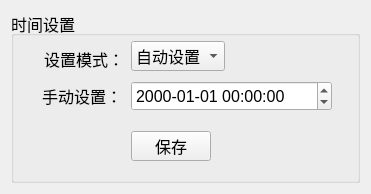
Before: the Qt Designer form BusBar-Qt/setting/setsystem/datetimesettingdlg.ui in luozhiyong131/BusBar, drawn with Qt 5.
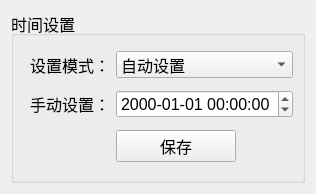
After: the same form once the commit is applied.

Patch:
```diff
--- a/BusBar-Qt/setting/setsystem/datetimesettingdlg.ui
+++ b/BusBar-Qt/setting/setsystem/datetimesettingdlg.ui
@@ -6,7 +6,7 @@
    <rect>
     <x>0</x>
     <y>0</y>
-    <width>371</width>
+    <width>316</width>
     <height>194</height>
    </rect>
   </property>
@@ -24,49 +24,9 @@
      <property name="title">
       <string>时间设置</string>
      </property>
-     <widget class="QLabel" name="label_4">
-      <property name="geometry">
-       <rect>
-        <x>10</x>
-        <y>70</y>
-        <width>101</width>
-        <height>30</height>
-       </rect>
-      </property>
-      <property name="font">
-       <font>
-        <pointsize>12</pointsize>
-       </font>
-      </property>
-      <property name="text">
-       <string>手动设置：</string>
-      </property>
-      <property name="alignment">
-       <set>Qt::AlignRight|Qt::AlignTrailing|Qt::AlignVCenter</set>
-      </property>
-     </widget>
-     <widget class="QDateTimeEdit" name="dateTimeEdit">
-      <property name="geometry">
-       <rect>
-        <x>120</x>
-        <y>70</y>
-        <width>201</width>
-        <height>30</height>
-       </rect>
-      </property>
-      <property name="displayFormat">
-       <string>yyyy-MM-dd hh:mm:ss</string>
-      </property>
-     </widget>
+     <layout class="QGridLayout" name="gridLayout">
+      <item row="0" column="0">
      <widget class="QLabel" name="label_3">
-      <property name="geometry">
-       <rect>
-        <x>12</x>
-        <y>33</y>
-        <width>101</width>
-        <height>30</height>
-       </rect>
-      </property>
       <property name="font">
        <font>
         <pointsize>12</pointsize>
@@ -79,15 +39,9 @@
        <set>Qt::AlignRight|Qt::AlignTrailing|Qt::AlignVCenter</set>
       </property>
      </widget>
+      </item>
+      <item row="0" column="1">
      <widget class="QComboBox" name="comboBox">
-      <property name="geometry">
-       <rect>
-        <x>120</x>
-        <y>30</y>
-        <width>94</width>
-        <height>30</height>
-       </rect>
-      </property>
       <item>
        <property name="text">
         <string>自动设置</string>
@@ -99,15 +53,31 @@
        </property>
       </item>
      </widget>
+      </item>
+      <item row="1" column="0">
+       <widget class="QLabel" name="label_4">
+        <property name="font">
+         <font>
+          <pointsize>12</pointsize>
+         </font>
+        </property>
+        <property name="text">
+         <string>手动设置：</string>
+        </property>
+        <property name="alignment">
+         <set>Qt::AlignRight|Qt::AlignTrailing|Qt::AlignVCenter</set>
+        </property>
+       </widget>
+      </item>
+      <item row="1" column="1">
+       <widget class="QDateTimeEdit" name="dateTimeEdit">
+        <property name="displayFormat">
+         <string>yyyy-MM-dd hh:mm:ss</string>
+        </property>
+       </widget>
+      </item>
+      <item row="2" column="1">
      <widget class="QPushButton" name="pushButton_7">
-      <property name="geometry">
-       <rect>
-        <x>120</x>
-        <y>120</y>
-        <width>80</width>
-        <height>30</height>
-       </rect>
-      </property>
       <property name="maximumSize">
        <size>
         <width>120</width>
@@ -118,6 +88,8 @@
        <string>保存</string>
       </property>
      </widget>
+      </item>
+     </layout>
     </widget>
    </item>
   </layout>
```
Lines whose indentation alone changed are shown as unchanged.
